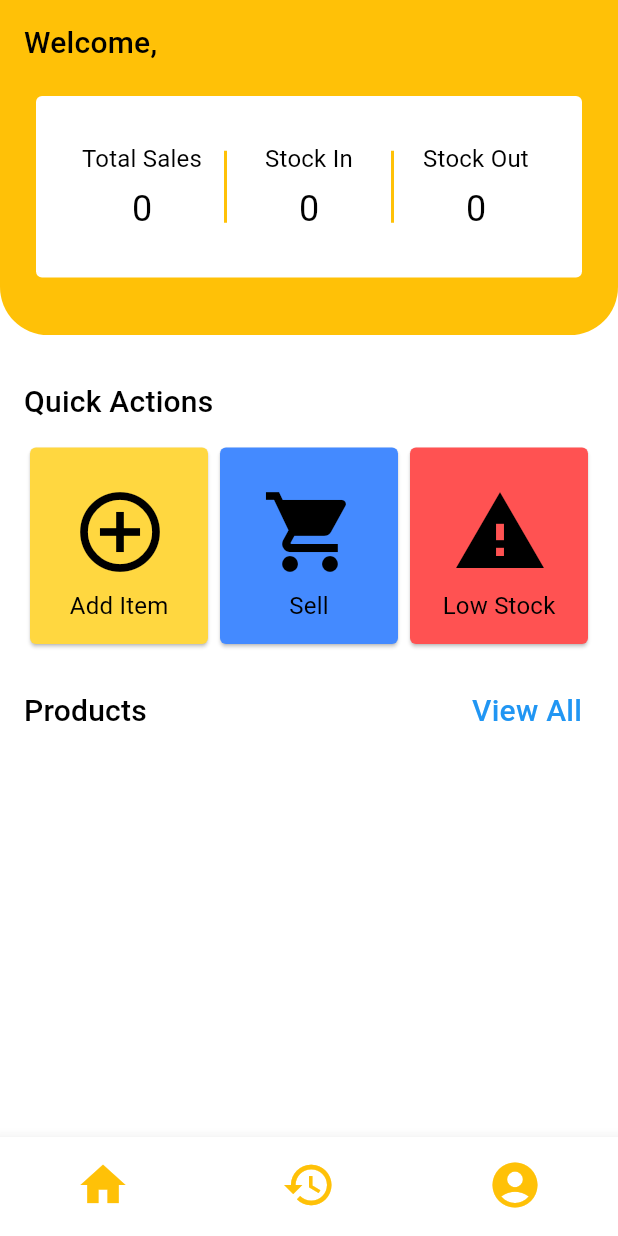
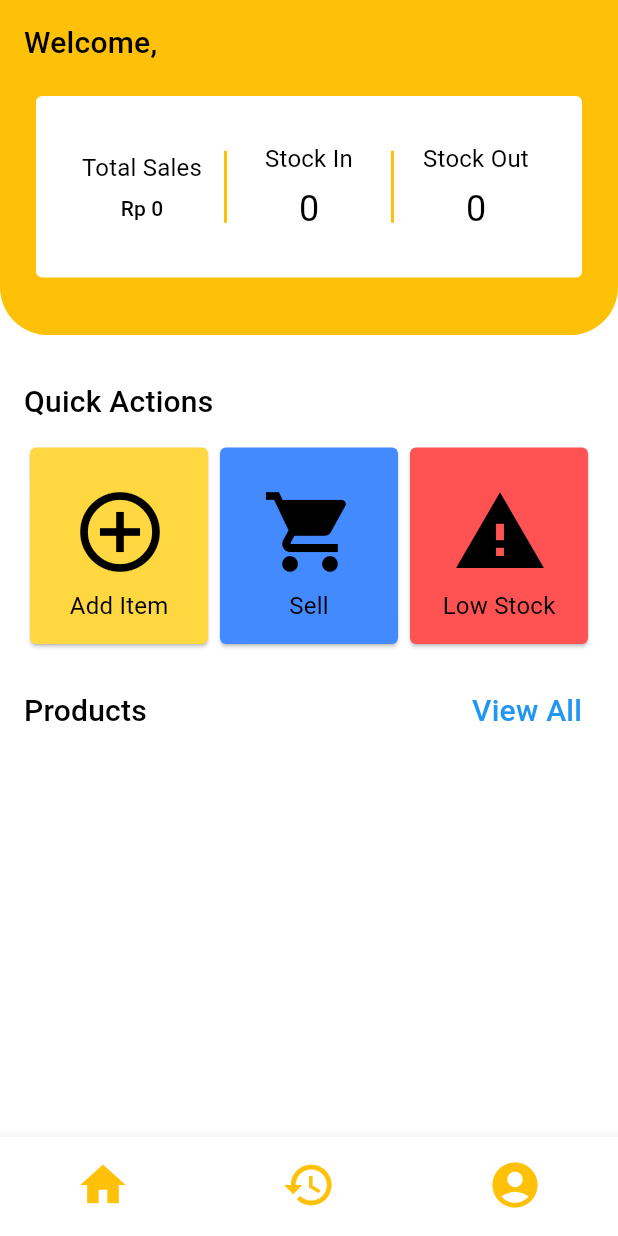
Before and after one commit to hafizhfr/stock_management_flutter, a Flutter app: the screen it shows once a user with an empty profile is signed in, on a phone screen of 412 x 824 dp. Run offline on Flutter 3.47's test engine with Material 2 defaults, Android fonts, the phone set to English and light mode, and no system bars; our stand-ins replace basic_utils, cloud_firestore, firebase_auth, firebase_core, fluttertoast, google_fonts and 1 more; accounts and stored records are empty.

```diff
--- a/lib/page/dashboard_screen.dart
+++ b/lib/page/dashboard_screen.dart
@@ -88,9 +88,9 @@ class DashboardScreenMobile extends StatelessWidget {
                                 height: 10,
                               ),
                               Text(
-                                ItemStatus.getTotalSales().toString(),
+                                'Rp ${ItemStatus.getTotalSales().toString()}',
                                 textAlign: TextAlign.center,
-                                style: Theme.of(context).textTheme.headline5,
+                                style: Theme.of(context).textTheme.subtitle2,
                               )
                             ],
                           )),
```
